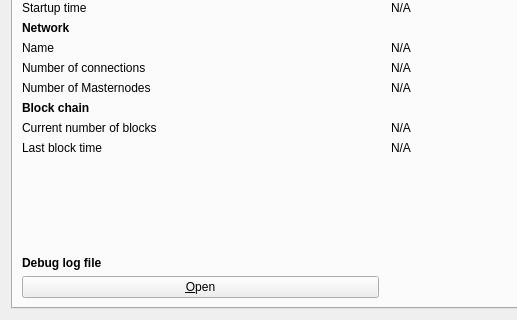
Old version of the form src/qt/forms/rpcconsole.ui in the repository nxboost/nxboost; both pictures show x 0 to 517 and y 165 to 485 of the 769 by 485 pixel window.
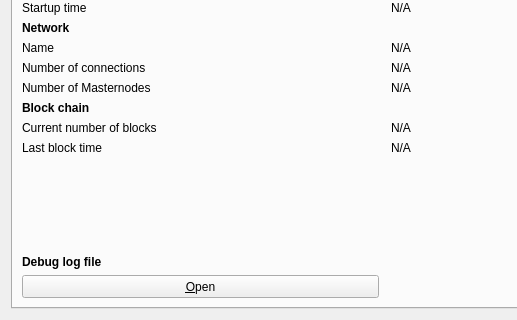
New version of the form. The open tabs and pages were chosen to show the change. Icons and pictures are not drawn. Custom widgets are drawn as their Qt base class.

```diff
--- a/src/qt/forms/rpcconsole.ui
+++ b/src/qt/forms/rpcconsole.ui
@@ -353,6 +353,18 @@
        </item>
        <item row="16" column="0">
         <widget class="QPushButton" name="openDebugLogfileButton">
+         <property name="sizePolicy">
+          <sizepolicy hsizetype="Minimum" vsizetype="Fixed">
+           <horstretch>0</horstretch>
+           <verstretch>0</verstretch>
+          </sizepolicy>
+         </property>
+         <property name="minimumSize">
+          <size>
+           <width>150</width>
+           <height>23</height>
+          </size>
+         </property>
          <property name="toolTip">
           <string>Open the NXBoost debug log file from the current data directory. This can take a few seconds for large log files.</string>
          </property>
```
